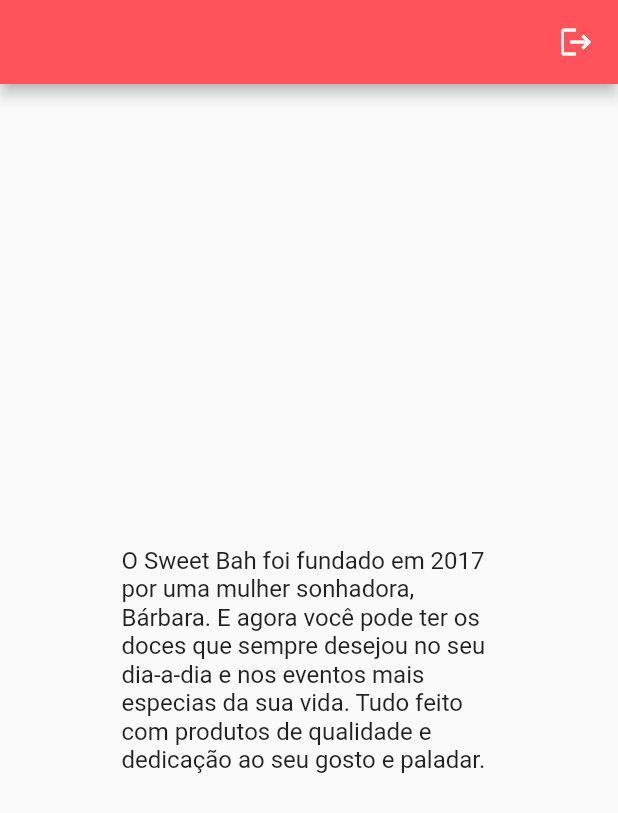
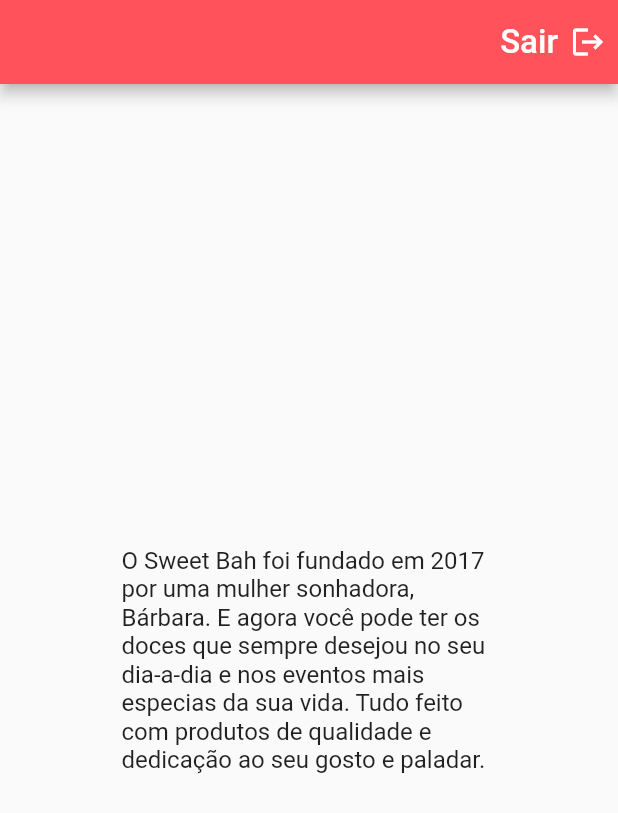
Before and after one commit to Oliverzera/ProjetoSweetBah, a Flutter app: the Sobre screen opened directly, on a phone screen of 412 x 824 dp. Shown: the top 813 px of the screen. Run offline on Flutter 3.47's test engine with Material 2 defaults, Android fonts, the phone set to English and light mode, and no system bars.

```diff
--- a/lib/pages/about.page.dart
+++ b/lib/pages/about.page.dart
@@ -25,7 +25,7 @@ class Sobre extends StatelessWidget {
             child: Row(
               children: [
                 Text(
-                  '',
+                  'Sair',
                   style: TextStyle(fontSize: 22),
                 ),
                 SizedBox(width: 8),
```
